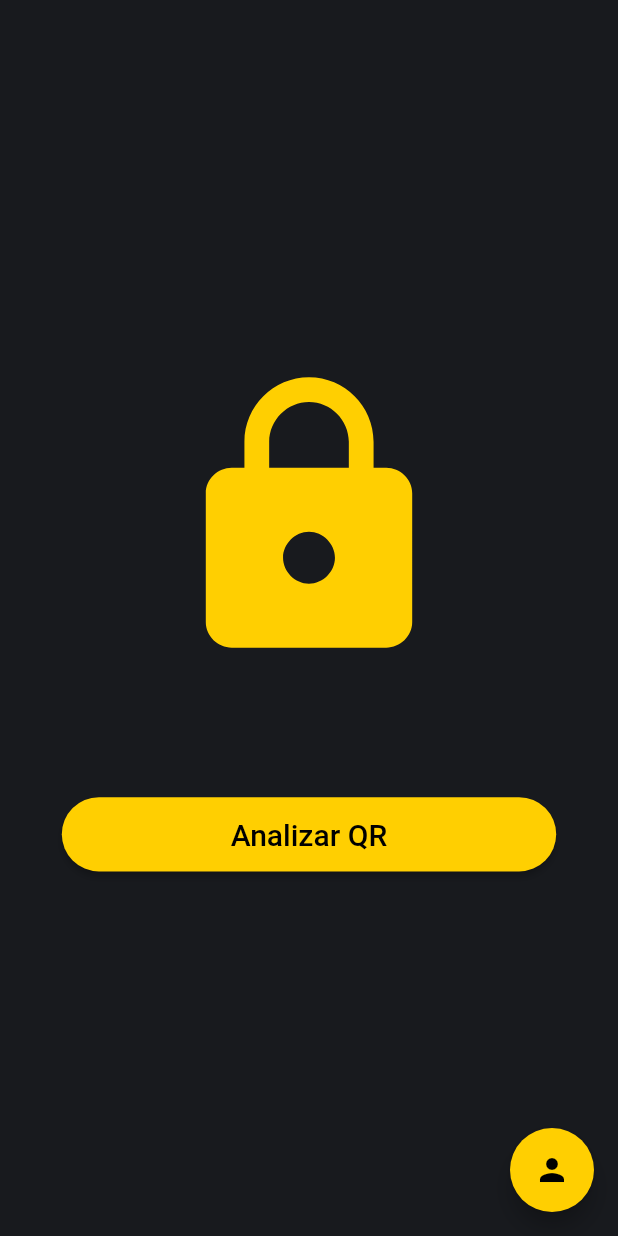
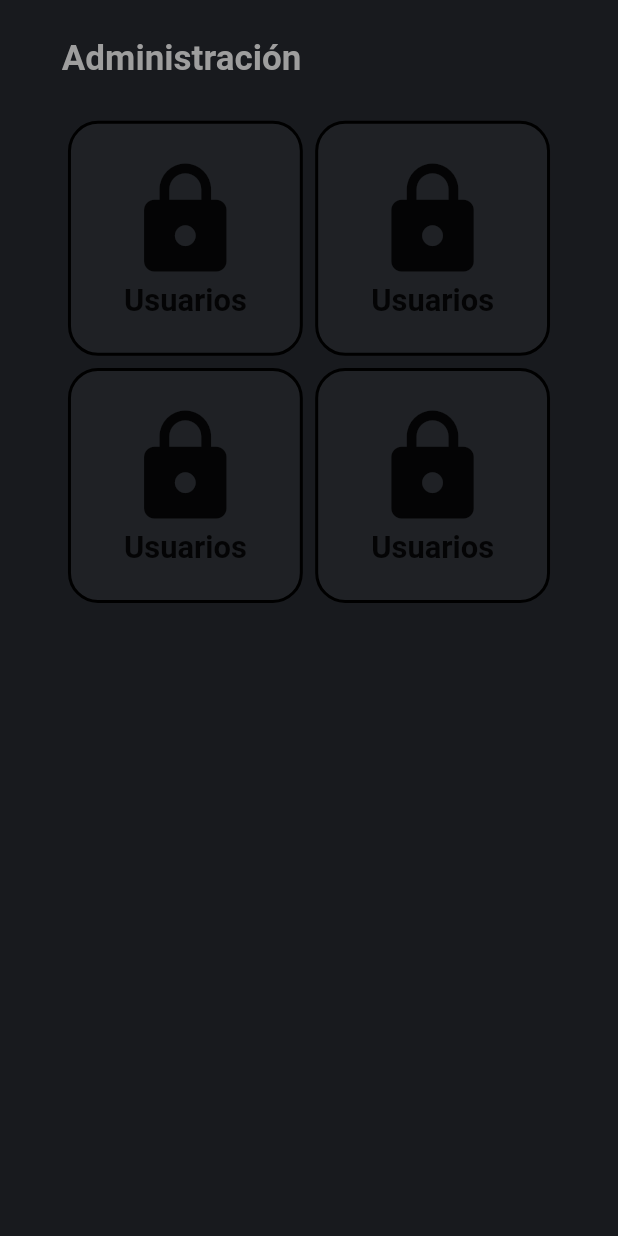
Before and after one commit to cobyzero/Access-Key-App, a Flutter app: the screen it shows after launch, on a phone screen of 412 x 824 dp. Run offline on Flutter 3.47's test engine with Material 2 defaults, Android fonts, the phone set to English and light mode, and no system bars; our stand-ins replace go_router, sizer.

Commit message:
feat: agregado pantalla administracion

```diff
--- a/lib/config/routes/routes.dart
+++ b/lib/config/routes/routes.dart
@@ -6,7 +6,7 @@ import 'package:access_key_app/infraestructure/presentation/screens/view_user_sc
 import 'package:go_router/go_router.dart';
 
 GoRouter goRouter = GoRouter(
-  initialLocation: "/main",
+  initialLocation: "/administration",
   routes: [
     GoRoute(
       path: "/main",
--- /dev/null
+++ b/lib/infraestructure/presentation/screens/administration_screen.dart
@@ -0,0 +1,53 @@
+import 'package:access_key_app/config/util/colors.dart';
+import 'package:access_key_app/infraestructure/presentation/widgets/render_item_option.dart';
+import 'package:access_key_app/infraestructure/presentation/widgets/render_windows.dart';
+import 'package:flutter/material.dart';
+import 'package:sizer/sizer.dart';
+
+class AdministrationScreen extends StatelessWidget {
+  const AdministrationScreen({super.key});
+
+  @override
+  Widget build(BuildContext context) {
+    return RenderWindows(
+      child: Column(
+        children: [
+          SizedBox(
+            height: 3.h,
+          ),
+          Align(
+            alignment: Alignment.centerLeft,
+            child: Text(
+              "Administración",
+              style: TextStyle(
+                fontSize: 17.sp,
+                color: Colors.grey,
+                fontWeight: FontWeight.bold,
+              ),
+            ),
+          ),
+          SizedBox(
+            height: 3.h,
+          ),
+          SizedBox(
+            width: double.infinity,
+            height: 80.h,
+            child: GridView.builder(
+              gridDelegate: const SliverGridDelegateWithFixedCrossAxisCount(
+                crossAxisCount: 2,
+              ),
+              itemCount: 4,
+              itemBuilder: (context, index) {
+                return RenderItemOption(
+                  title: "Usuarios",
+                  icon: Icons.lock,
+                  onTap: () {},
+                );
+              },
+            ),
+          )
+        ],
+      ),
+    );
+  }
+}
--- /dev/null
+++ b/lib/infraestructure/presentation/widgets/render_item_option.dart
@@ -0,0 +1,44 @@
+import 'package:access_key_app/config/util/colors.dart';
+import 'package:flutter/material.dart';
+import 'package:sizer/sizer.dart';
+
+class RenderItemOption extends StatelessWidget {
+  const RenderItemOption({
+    super.key,
+    required this.title,
+    required this.icon,
+    required this.onTap,
+  });
+  final String title;
+  final IconData icon;
+  final Function() onTap;
+
+  @override
+  Widget build(BuildContext context) {
+    return InkWell(
+      onTap: onTap,
+      child: Container(
+        alignment: Alignment.center,
+        margin: EdgeInsets.all(1.w),
+        decoration: BoxDecoration(
+          border: Border.all(width: 2, color: Colors.black),
+          color: kContainersColor,
+          borderRadius: BorderRadius.circular(20),
+        ),
+        child: Column(
+          mainAxisAlignment: MainAxisAlignment.center,
+          children: [
+            Icon(
+              icon,
+              size: 20.w,
+            ),
+            Text(
+              title,
+              style: TextStyle(fontSize: 15.sp, fontWeight: FontWeight.bold),
+            )
+          ],
+        ),
+      ),
+    );
+  }
+}
```
